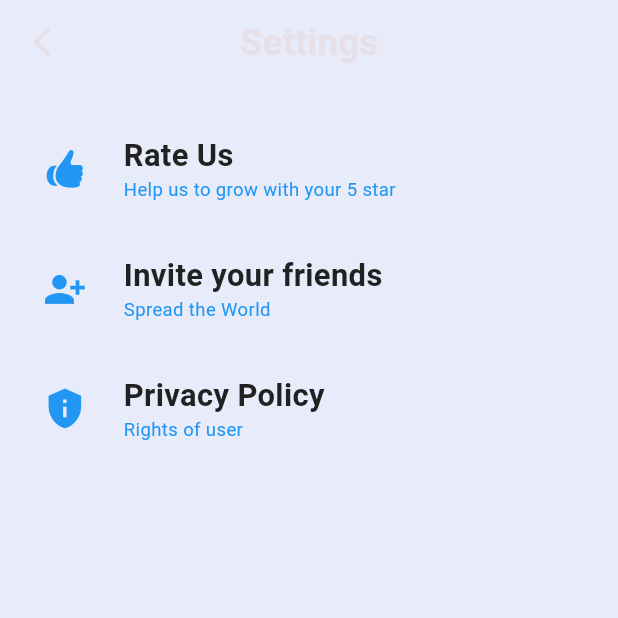
After one commit to ranasherry/ai-slide-maker, a Flutter app: the SettingsView screen opened by its route, on a phone screen of 412 x 824 dp, the top half of it. The commit adds this screen. Run offline on Flutter 3.47's test engine with Material 3 defaults, Android fonts, the phone set to English and light mode, and no system bars; our stand-ins replace audioplayers, auto_size_text, awesome_dialog, cached_network_image, carousel_slider, cloud_firestore and 28 more; missing offline and left inert: applovin_max, chat_gpt_sdk, clipboard, dart_pptx, diff_match_patch, draggable_resizer and 17 more; accounts and stored records are empty; statements that could not run were skipped.

```diff
--- /dev/null
+++ b/lib/app/modules/bindings/settings_view_binding.dart
@@ -0,0 +1,11 @@
+import 'package:get/get.dart';
+import 'package:slide_maker/app/modules/controllers/settings_view_ctl.dart';
+
+class SettingsViewbinding extends Bindings {
+  @override
+  void dependencies() {
+
+    Get.put(SettingsViewCTL());
+
+  }
+}
--- /dev/null
+++ b/lib/app/modules/home/settings_screen_view.dart
@@ -0,0 +1,102 @@
+import 'package:flutter/cupertino.dart';
+import 'package:flutter/material.dart';
+import 'package:get/get.dart';
+import 'package:launch_review/launch_review.dart';
+import 'package:slide_maker/app/modules/controllers/settings_view_ctl.dart';
+import 'package:slide_maker/app/utills/size_config.dart';
+
+class SettingsView extends GetView<SettingsViewCTL> {
+  const SettingsView({super.key});
+
+  @override
+  Widget build(BuildContext context) {
+    return Scaffold(
+      backgroundColor: Color(0xFFE7EBFA),
+      appBar: AppBar(
+        backgroundColor: Color(0xFFE7EBFA),
+        title: Text(
+          "Settings",
+          style: TextStyle(
+              fontSize: SizeConfig.blockSizeHorizontal * 6,
+              fontWeight: FontWeight.bold),
+        ),
+        centerTitle: true,
+        leading: GestureDetector(
+            onTap: () {
+              Get.back();
+            },
+            child: Icon(Icons.arrow_back_ios_new_rounded)),
+      ),
+      body: Container(
+        child: Column(
+          children: [
+            GestureDetector(
+              onTap: () {
+                LaunchReview.launch(
+                  androidAppId: "com.genius.aislides.generator",
+                );
+              },
+              child: settings_btn("Rate Us", CupertinoIcons.hand_thumbsup_fill,
+                  "Help us to grow with your 5 star"),
+            ),
+            GestureDetector(
+              onTap: () {
+                controller.ShareApp();
+              },
+              child: settings_btn("Invite your friends", Icons.person_add_alt_1,
+                  "Spread the World"),
+            ),
+            GestureDetector(
+                onTap: () {
+                  controller
+                      .openURL("https://sites.google.com/view/appgeniusx/home");
+                },
+                child: settings_btn(
+                    "Privacy Policy", Icons.privacy_tip, "Rights of user")),
+          ],
+        ),
+      ),
+    );
+  }
+
+  Padding settings_btn(
+    String text1,
+    IconData icon1,
+    String text2,
+  ) {
+    return Padding(
+      padding: EdgeInsets.only(
+          top: SizeConfig.blockSizeVertical * 4,
+          left: SizeConfig.blockSizeHorizontal * 7,
+          right: SizeConfig.blockSizeHorizontal * 5),
+      child: Row(
+        children: [
+          Icon(
+            icon1,
+            color: Colors.blue,
+            size: SizeConfig.blockSizeHorizontal * 7,
+          ),
+          horizontalSpace(SizeConfig.blockSizeHorizontal * 6),
+          Column(
+            crossAxisAlignment: CrossAxisAlignment.start,
+            children: [
+              Text(
+                text1,
+                style: TextStyle(
+                    fontSize: SizeConfig.blockSizeHorizontal * 5,
+                    fontWeight: FontWeight.bold,
+                    color: Colors.grey.shade900),
+              ),
+              Text(
+                text2,
+                style: TextStyle(
+                    fontSize: SizeConfig.blockSizeHorizontal * 3,
+                    color: Colors.blue),
+              )
+            ],
+          ),
+        ],
+      ),
+    );
+  }
+}
--- a/lib/app/routes/app_pages.dart
+++ b/lib/app/routes/app_pages.dart
@@ -1,4 +1,6 @@
 import 'package:get/get_navigation/src/routes/get_route.dart';
+import 'package:slide_maker/app/modules/bindings/settings_view_binding.dart';
+import 'package:slide_maker/app/modules/home/settings_screen_view.dart';
 import 'package:slide_maker/app/modules/home/sub_home_view.dart';
 import 'package:slide_maker/app/modules/invitation_maker/bindings/weddinginvitation_binding.dart';
 import 'package:slide_maker/app/modules/invitation_maker/views/b.templates/b_template1.dart';
@@ -141,5 +143,10 @@ class AppPages {
       page: () => const BirthdayTemplate(),
       // binding: ,
     ),
+    GetPage(
+      name: _Paths.SettingsView,
+      page: () => const SettingsView(),
+      binding: SettingsViewbinding(),
+    ),
   ];
 }
--- a/lib/app/routes/app_routes.dart
+++ b/lib/app/routes/app_routes.dart
@@ -23,6 +23,7 @@ abstract class Routes {
   static const INVITATION_MAKER = _Paths.INVITATION_MAKER;
   static const WeddingInvitationView = _Paths.WeddingInvitationView;
   static const BirthdayTemplate = _Paths.BirthdayTemplate;
+  static const SettingsView = _Paths.SettingsView;
 }
 
 abstract class _Paths {
@@ -45,4 +46,5 @@ abstract class _Paths {
   static const INVITATION_MAKER = '/invitation-maker';
   static const WeddingInvitationView = '/WeddingInvitationView';
   static const BirthdayTemplate = '/BirthdayTemplate';
+  static const SettingsView = '/SettingsView';
 }
--- a/lib/app/utills/images.dart
+++ b/lib/app/utills/images.dart
@@ -23,6 +23,7 @@ class AppImages {
   static const birthday = "assets/images/birthday_invitation.png";
   static const invitation = "assets/images/invitation.png";
   static const more_features = "assets/images/more_features.png";
+  static const setting = "assets/images/settings.png";
   //? PPT_BG
   static const PPT_BG1 = "assets/ppt_bg/ppt_bg1.png";
   static const PPT_BG2 = "assets/ppt_bg/ppt_bg2.png";
--- a/lib/main.dart
+++ b/lib/main.dart
@@ -135,9 +135,10 @@ class MyApp extends StatelessWidget {
                   builder: EasyLoading.init(),
                   debugShowCheckedModeBanner: false,
                   // theme: ThemeData.dark(),
+
                   theme: ThemeData.light(), // Default light theme
 
-                  darkTheme: ThemeData(
+                  darkTheme: ThemeData.dark(
                     useMaterial3: true,
                   ),
 
```
Also changed, not shown: lib/app/modules/controllers/home_view_ctl.dart (+10 -10 lines), lib/app/modules/controllers/settings_view_ctl.dart (added, +29 -0 lines), lib/app/modules/home/home_view.dart (+51 -35 lines), assets/images/settings.png (added).
